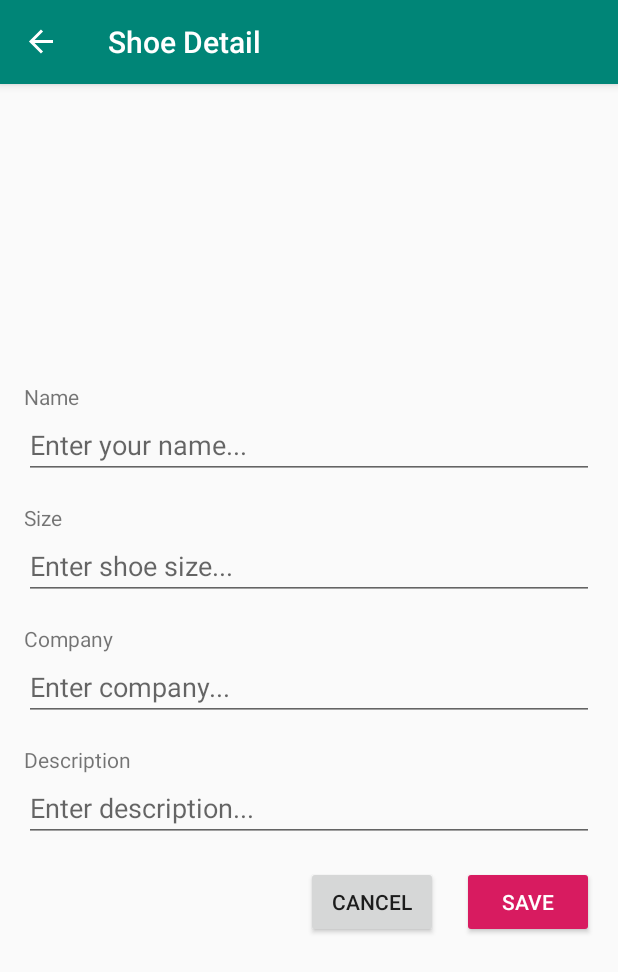
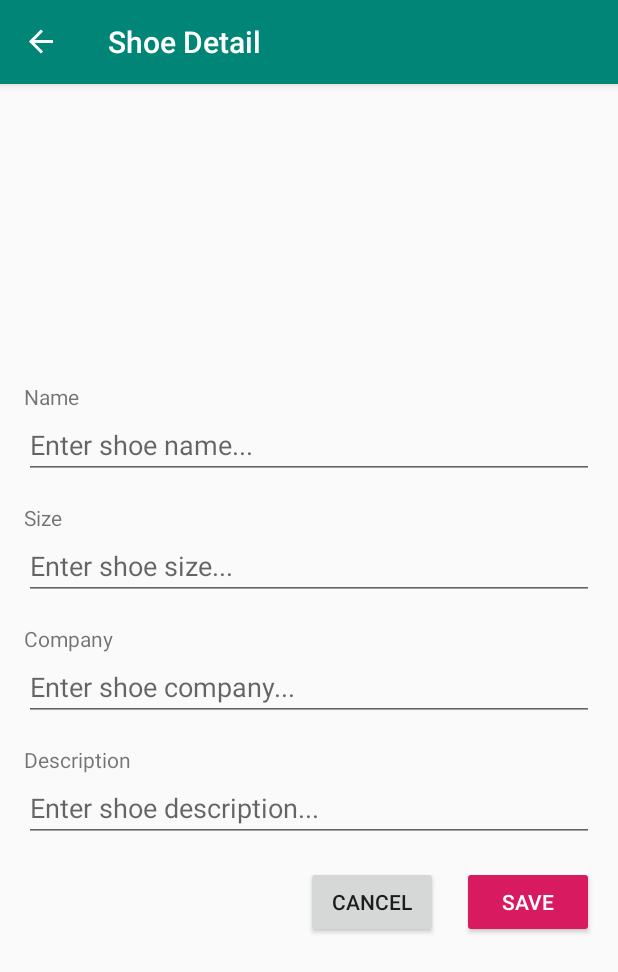
Before and after one commit to gmendozah/ShoeStore, an Android app: the ShoeDetailFragment screen opened through its navigation route, on a phone screen of 412 x 824 dp. Shown: the top 972 px of the screen. Run offline under Robolectric (Android 15) with nearby library versions, the phone set to English and light mode, and no system bars; our stand-ins replace data binding, navigation-ui.

```diff
--- a/app/src/main/res/values/strings.xml
+++ b/app/src/main/res/values/strings.xml
@@ -19,12 +19,17 @@
     <string name="shoeDetailsTitle">Shoe Detail</string>
     <string name="size">Size</string>
     <string name="name">Name</string>
-    <string name="nameHint">Enter your name...</string>
+    <string name="nameHint">Enter shoe name...</string>
     <string name="sizeHint">Enter shoe size...</string>
-    <string name="companyHint">Enter company...</string>
+    <string name="companyHint">Enter shoe company...</string>
     <string name="company">Company</string>
     <string name="description">Description</string>
-    <string name="descriptionHint">Enter description...</string>
+    <string name="descriptionHint">Enter shoe description...</string>
     <string name="cancel">Cancel</string>
     <string name="save">Save</string>
+    <string name="nameValidation">Shoe name cannot be empty</string>
+    <string name="sizeValidation">Shoe size cannot be empty</string>
+    <string name="sizeValidationValue">Shoe size cannot be less or equal than 0</string>
+    <string name="companyValidation">Shoe company cannot be empty</string>
+    <string name="descriptionValidation">Shoe description cannot be empty</string>
 </resources>
```
Also changed, not shown: app/src/main/java/com/udacity/shoestore/screens/shoeDetail/ShoeDetailFragment.kt (+28 -0 lines).
